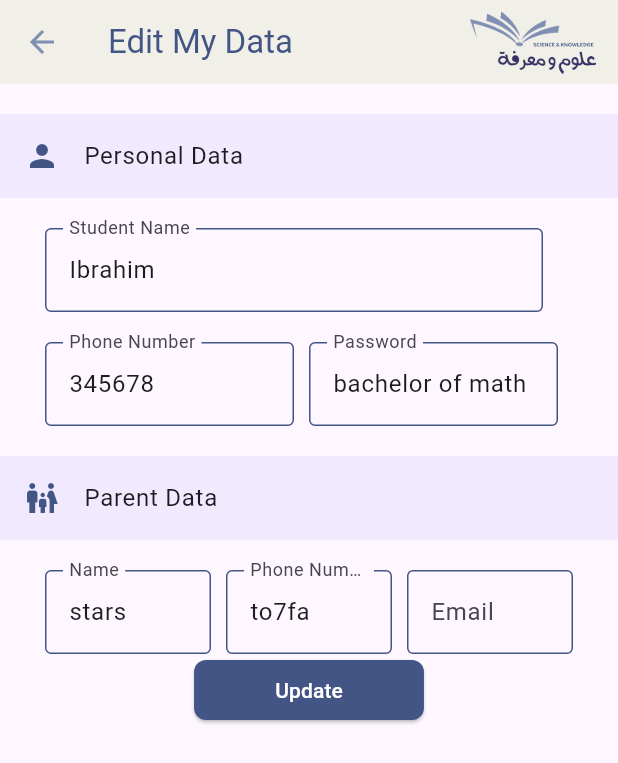
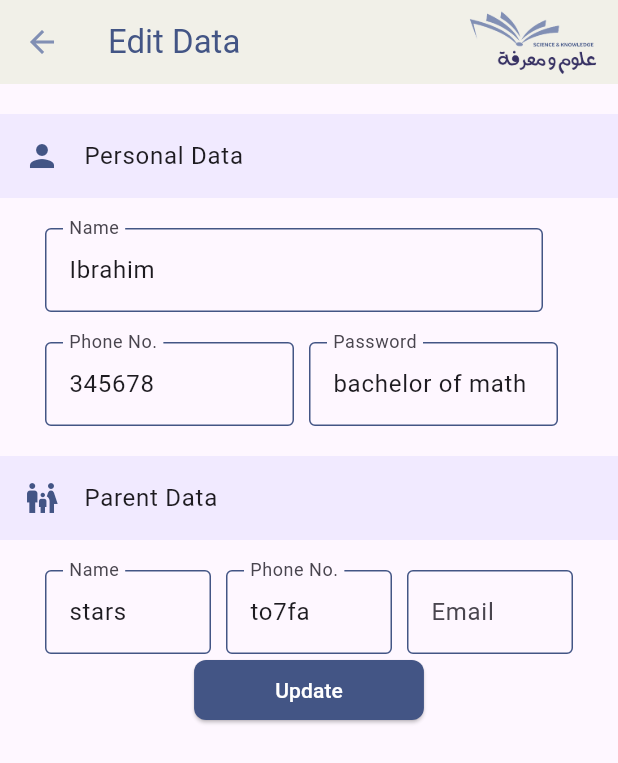
Before and after one commit to ibrahimMedhat-1/eductaion_system, a Flutter app: the EditInfoPage screen opened directly, on a phone screen of 412 x 824 dp. Shown: the top 763 px of the screen. Run offline on Flutter 3.47's test engine with Material 3 defaults, Android fonts, the light colour scheme and no system bars; our stand-ins replace cached_network_image, carousel_indicator, carousel_slider, chewie, cloud_firestore, file_picker and 8 more; missing offline and left inert: dart:html, dart:ui_web, restart_app; accounts and stored records are empty.

Commit message:
localization , auth pages , Student layout

```diff
--- a/lib/admin/features/course_details/view/course_details.dart
+++ b/lib/admin/features/course_details/view/course_details.dart
@@ -70,7 +70,7 @@ class CourseDetails extends StatelessWidget {
                       },
                     ),
                   ),
-                SizedBox(
+                const SizedBox(
                   height: 20,
                 ),
                 DataTable(
--- a/lib/auth/login/manager/login_cubit.dart
+++ b/lib/auth/login/manager/login_cubit.dart
@@ -105,7 +105,7 @@ class LoginCubit extends Cubit<LoginState> {
           Navigator.pushReplacement(
               context,
               MaterialPageRoute(
-                builder: (context) => ParentHomePage(),
+                builder: (context) => const ParentHomePage(),
               ));
         });
       } else {
--- a/lib/auth/login/widgets/main_text_field.dart
+++ b/lib/auth/login/widgets/main_text_field.dart
@@ -50,6 +50,7 @@ class MainTextField extends StatelessWidget {
           if (value == null || value.isEmpty) {
             return validationText;
           }
+          return null;
         },
         decoration: InputDecoration(
           fillColor: Colors.white,
--- a/lib/shared/constants.dart
+++ b/lib/shared/constants.dart
@@ -29,9 +29,6 @@ abstract class Constants {
 
 // Function to validate the number
 bool isNumber(String value) {
-  if (value == null) {
-    return true;
-  }
   final n = num.tryParse(value);
   return n != null;
 }
--- a/lib/student/features/profile/edit_info.dart
+++ b/lib/student/features/profile/edit_info.dart
@@ -2,6 +2,7 @@ import 'package:education_system/student/features/profile/manager/profile_cubit.
 import 'package:flutter/material.dart';
 import 'package:flutter_bloc/flutter_bloc.dart';
 
+import '../../../components/locale/applocale.dart';
 import '../../../shared/constants.dart';
 import '../../../shared/utils/colors.dart';
 import '../payment/widgets/my_text_field.dart';
@@ -20,9 +21,9 @@ class EditInfoPage extends StatelessWidget {
         final ProfileCubit cubit = ProfileCubit.get(context);
         return Scaffold(
           appBar: AppBar(
-            title: const Text(
-              'Edit My Data',
-              style: TextStyle(color: ColorsAsset.kPrimary),
+            title:  Text(
+              '${getLang(context, "Edit Data")}',
+              style: const TextStyle(color: ColorsAsset.kPrimary),
             ),
             backgroundColor: ColorsAsset.kLight2,
             actions: [
@@ -37,10 +38,10 @@ class EditInfoPage extends StatelessWidget {
               const SizedBox(
                 height: 20,
               ),
-              const ListTile(
-                title: Text("Personal Data"),
+               ListTile(
+                title: Text( '${getLang(context,  "Personal Data")}'),
                 tileColor: ColorsAsset.kLightPurble,
-                leading: Icon(
+                leading: const Icon(
                   Icons.person,
                   color: ColorsAsset.kPrimary,
                 ),
@@ -54,7 +55,7 @@ class EditInfoPage extends StatelessWidget {
                   children: [
                     MyTextField(
                       controller: cubit.nameController,
-                      labelText: "Student Name",
+                      labelText: '${getLang(context,  "Name")}',
                     ),
                     const SizedBox(
                       width: 10,
@@ -84,14 +85,15 @@ class EditInfoPage extends StatelessWidget {
                         }
                       },
                       controller: cubit.phoneController,
-                      labelText: "Phone Number",
+                      labelText: '${getLang(context,  "Phone No.")}',
                     ),
                     const SizedBox(
                       width: 10,
                     ),
                     MyTextField(
                       controller: cubit.passwordController,
-                      labelText: "Password",
+                      labelText: '${getLang(context,  "Password")}'
+                      ,
                     ),
                     const SizedBox(width: 10),
                     // Flexible(
@@ -127,10 +129,10 @@ class EditInfoPage extends StatelessWidget {
               const SizedBox(
                 height: 20,
               ),
-              const ListTile(
-                title: Text("Parent Data"),
+               ListTile(
+                title: Text( '${getLang(context,  "Parent Data")}'),
                 tileColor: ColorsAsset.kLightPurble,
-                leading: Icon(
+                leading: const Icon(
                   Icons.family_restroom,
                   color: ColorsAsset.kPrimary,
                 ),
@@ -144,7 +146,7 @@ class EditInfoPage extends StatelessWidget {
                   children: [
                     MyTextField(
                       controller: cubit.parentNameController,
-                      labelText: "Name",
+                      labelText: '${getLang(context,  "Name")}',
                     ),
                     const SizedBox(width: 10),
                     MyTextField(
@@ -155,14 +157,14 @@ class EditInfoPage extends StatelessWidget {
                         }
                       },
                       controller: cubit.parentPhoneController,
-                      labelText: "Phone Number",
+                      labelText: '${getLang(context,  "Phone No.")}',
                     ),
                     const SizedBox(
                       width: 10,
                     ),
                     MyTextField(
                       controller: cubit.parentEmailController,
-                      labelText: "Email",
+                      labelText: '${getLang(context,  "Email")}',
                     ),
                   ],
                 ),
@@ -179,11 +181,12 @@ class EditInfoPage extends StatelessWidget {
                           borderRadius: BorderRadius.circular(8.0), // Border radius
                         ),
                       ),
-                      child: const Padding(
-                        padding: EdgeInsets.symmetric(horizontal: 30.0, vertical: 8),
+                      child:  Padding(
+                        padding: const EdgeInsets.symmetric(horizontal: 30.0, vertical: 8),
                         child: Text(
-                          'Update',
-                          style: TextStyle(color: Colors.white),
+                          '${getLang(context,  "Update")}'
+                          ,
+                          style: const TextStyle(color: Colors.white),
                         ),
                       ),
                     ),
--- a/lib/teacher/features/upload_material/pages/pdf_page/view/pdf_page.dart
+++ b/lib/teacher/features/upload_material/pages/pdf_page/view/pdf_page.dart
@@ -15,7 +15,7 @@ class ViewPdfPage extends StatelessWidget {
   @override
   Widget build(BuildContext context) {
     return Scaffold(
-      appBar: AppBar(title: Text('PDF')),
+      appBar: AppBar(title: const Text('PDF')),
       body: Column(
         children: [
           InkWell(
```
Also changed, not shown: assets/lang/ar.json (+25 -1 lines), assets/lang/en.json (+26 -1 lines), lib/auth/login/login page.dart (+21 -13 lines), lib/auth/register/register_page.dart (+33 -24 lines), lib/student/features/chats/chat_page.dart (+9 -6 lines), lib/student/features/chats/choose_chat.dart (+6 -3 lines), lib/student/features/chats/widgets/chat_dialog.dart (+12 -7 lines), lib/student/features/profile/profile_page.dart (+15 -9 lines), lib/student/features/profile/widgets/parent_data.dart (+16 -7 lines), lib/student/features/profile/widgets/personal_data.dart (+10 -7 lines).
